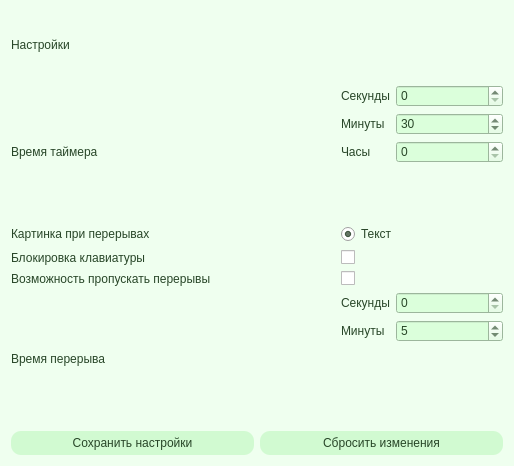
Above: 1/settings.ui from waire-p/EyeSA before the change. Below: the same form after it.
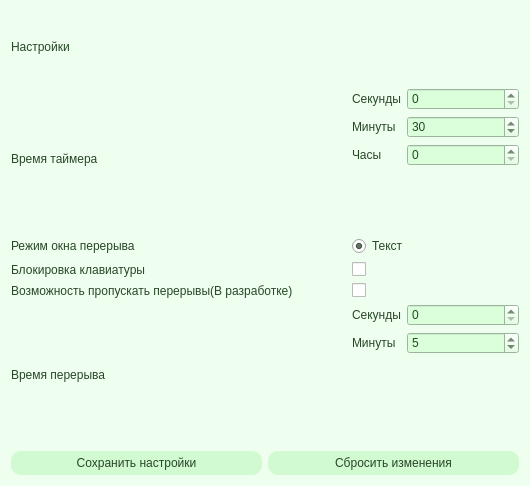
That is the form after the change.

Patch:
```diff
--- a/1/settings.ui
+++ b/1/settings.ui
@@ -6,8 +6,8 @@
    <rect>
     <x>0</x>
     <y>0</y>
-    <width>514</width>
-    <height>466</height>
+    <width>530</width>
+    <height>486</height>
    </rect>
   </property>
   <property name="windowTitle">
@@ -62,7 +62,10 @@
        <item row="3" column="0">
         <widget class="QLabel" name="label_5">
          <property name="text">
-          <string>Возможность пропускать перерывы</string>
+          <string>Возможность пропускать перерывы(В разработке)</string>
+         </property>
+         <property name="wordWrap">
+          <bool>true</bool>
          </property>
         </widget>
        </item>
@@ -76,7 +79,7 @@
        <item row="1" column="0">
         <widget class="QLabel" name="label_3">
          <property name="text">
-          <string>Картинка при перерывах</string>
+          <string>Режим окна перерыва</string>
          </property>
         </widget>
        </item>
@@ -170,6 +173,9 @@
          <property name="text">
           <string/>
          </property>
+         <property name="checkable">
+          <bool>false</bool>
+         </property>
         </widget>
        </item>
        <item row="4" column="1">
```
Left out of the diff: 3 changed lines with no effect on the pictures.
